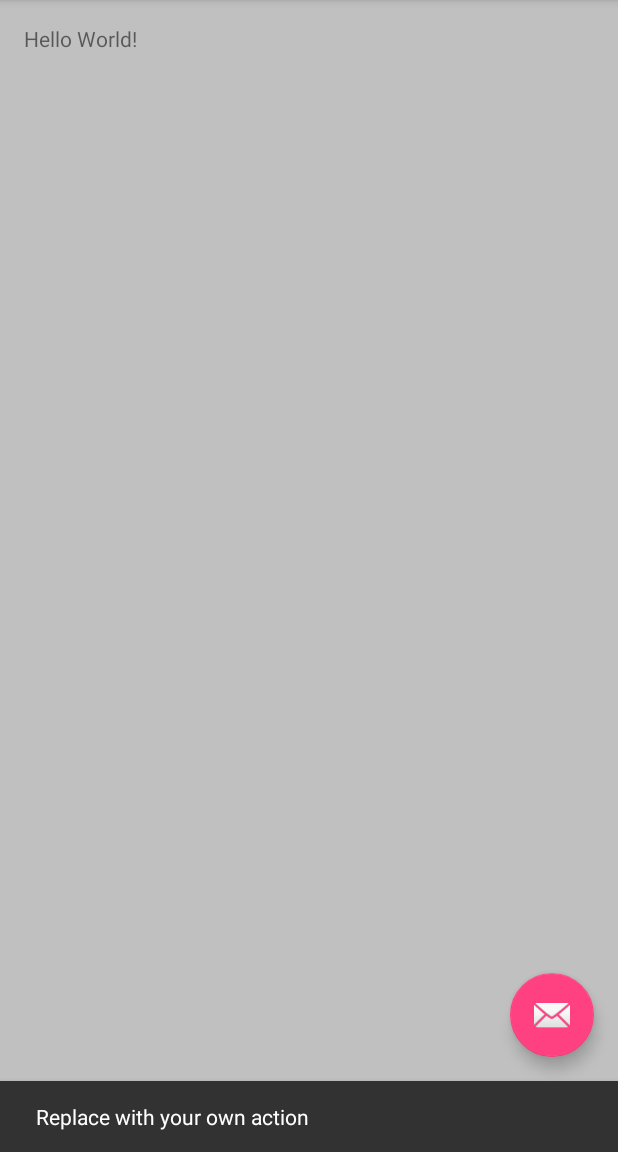
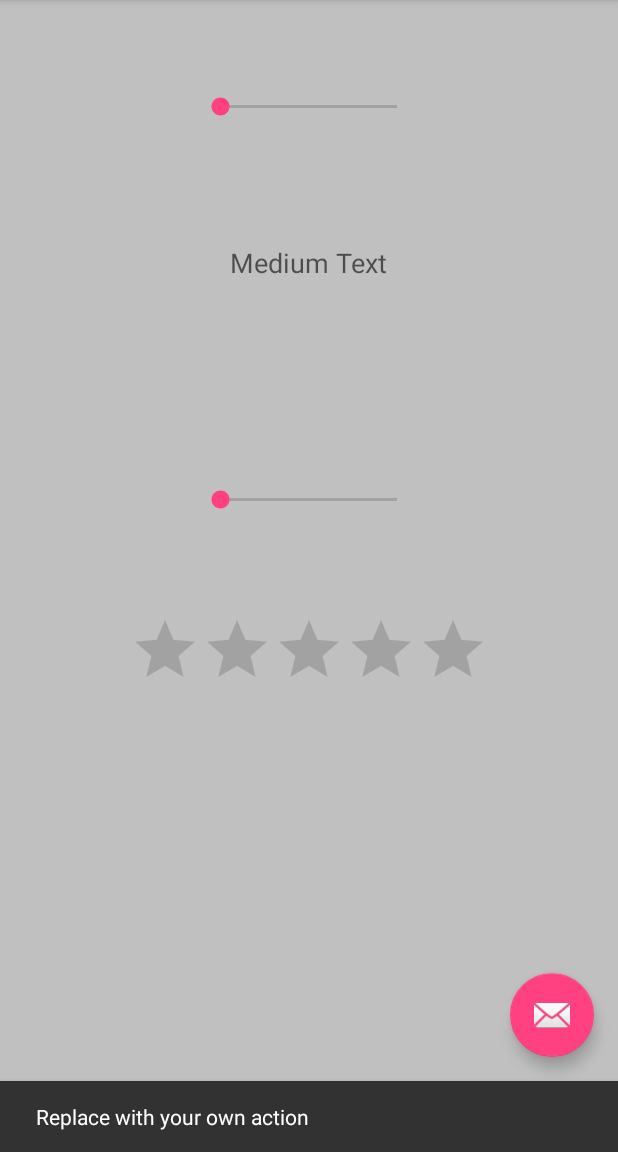
Before and after one commit to ManalotoM/MyAMPApplication, an Android app: the screen it shows after launch (MainActivity), after a tap on an icon or button, on a phone screen of 412 x 824 dp, the part 84-1236 px from its top. Run offline under Robolectric (Android 15) with nearby library versions, the phone set to English and light mode, and no system bars.

Commit message:
Added two seekbars, text, and five stars

```diff
--- a/app/src/main/java/com/example/cosorio/myampapplication/MainActivity.java
+++ b/app/src/main/java/com/example/cosorio/myampapplication/MainActivity.java
@@ -8,16 +8,27 @@ import android.support.v7.widget.Toolbar;
 import android.view.View;
 import android.view.Menu;
 import android.view.MenuItem;
+import android.util.Log;
+import android.widget.SeekBar;
+import android.widget.RatingBar;
+import android.widget.TextView;
 
 public class MainActivity extends AppCompatActivity {
 
+    private SeekBar textSize = null;
+    private SeekBar second = null;
+    private TextView textToGrow = null;
+    private RatingBar rate = null;
+    private int FiveStars = 5;
+
+    static final String console_text = "AMPconsole string";
     @Override
     protected void onCreate(Bundle savedInstanceState) {
         super.onCreate(savedInstanceState);
         setContentView(R.layout.activity_main);
         Toolbar toolbar = (Toolbar) findViewById(R.id.toolbar);
         setSupportActionBar(toolbar);
-
+        Log.i(console_text, "Enter onCreate Function");
        FloatingActionButton fab = (FloatingActionButton) findViewById(R.id.fab);
         fab.setOnClickListener(new View.OnClickListener() {
             @Override
@@ -26,11 +37,18 @@ public class MainActivity extends AppCompatActivity {
                         .setAction("Action", null).show();
             }
         });
+
+        textSize = (SeekBar) findViewById(R.id.seekBar);
+        second = (SeekBar) findViewById (R.id.seekBar2);
+        textToGrow = (TextView) findViewById (R.id.textView);
+        rate = (RatingBar) findViewById(R.id.ratingBar);
+        rate.setMax(FiveStars);
     }
 
     @Override
     public boolean onCreateOptionsMenu(Menu menu) {
         // Inflate the menu; this adds items to the action bar if it is present.
+        Log.i(console_text, "Entered onCreateOptionsMenu Function");
         getMenuInflater().inflate(R.menu.menu_main, menu);
         return true;
     }
--- a/app/src/main/res/layout/content_main.xml
+++ b/app/src/main/res/layout/content_main.xml
@@ -14,8 +14,43 @@
     tools:showIn="@layout/activity_main"
     tools:context="com.example.cosorio.myampapplication.MainActivity">
 
+    <SeekBar
+        android:layout_width="150dp"
+        android:layout_height="20dp"
+        android:id="@+id/seekBar"
+        android:layout_alignParentTop="true"
+        android:layout_centerHorizontal="true"
+        android:layout_marginTop="45dp" />
+
+    <RatingBar
+        android:layout_width="wrap_content"
+        android:layout_height="wrap_content"
+        android:id="@+id/ratingBar"
+        android:layout_below="@+id/seekBar2"
+        android:layout_centerHorizontal="true"
+        android:layout_marginTop="66dp"
+        android:indeterminateOnly="false"
+        android:focusableInTouchMode="false"
+        android:focusable="false" />
+
+    <SeekBar
+        android:layout_width="150dp"
+        android:layout_height="20dp"
+        android:id="@+id/seekBar2"
+        android:layout_marginTop="136dp"
+        android:maxHeight="20dp"
+        android:maxWidth="150dp"
+        android:layout_below="@+id/textView"
+        android:layout_centerHorizontal="true" />
+
     <TextView
-        android:text="Hello World!"
         android:layout_width="wrap_content"
-        android:layout_height="wrap_content" />
+        android:layout_height="wrap_content"
+        android:textAppearance="?android:attr/textAppearanceMedium"
+        android:text="Medium Text"
+        android:id="@+id/textView"
+        android:layout_marginTop="81dp"
+        android:layout_below="@+id/seekBar"
+        android:layout_centerHorizontal="true" />
+
 </RelativeLayout>
```
